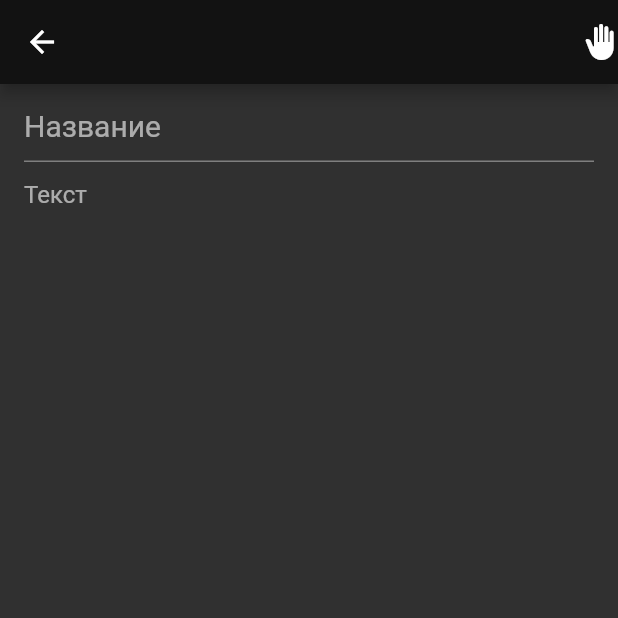
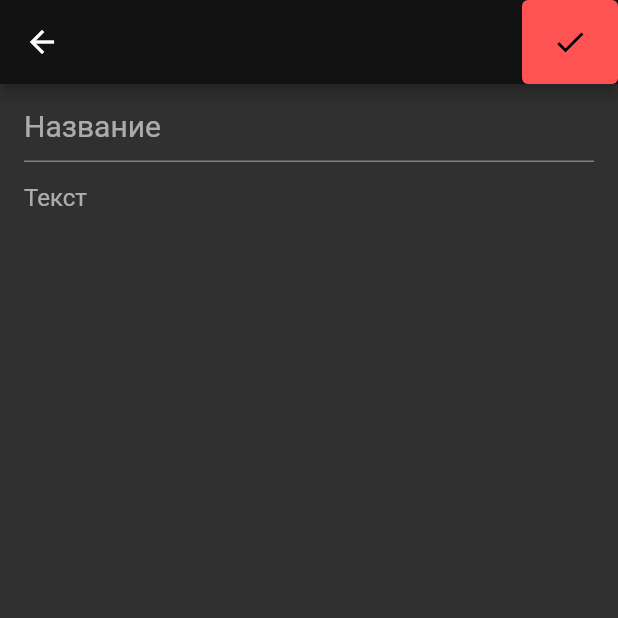
Before and after one commit to fear404-png/fastpad, a Flutter app: the screen it shows after launch, after a tap on the "add" icon, on a phone screen of 412 x 824 dp, the top half of it. Run offline on Flutter 3.47's test engine with Material 2 defaults, Android fonts, the phone set to English and light mode, and no system bars.

Commit message:
Верстка записи

```diff
--- a/lib/widgets/app/app.dart
+++ b/lib/widgets/app/app.dart
@@ -12,6 +12,7 @@ class App extends StatelessWidget {
       theme: ThemeData(
         colorScheme: const ColorScheme.dark().copyWith(
           secondary: Colors.redAccent,
+          primary: Colors.redAccent,
         ),
       ),
       routes: {
--- a/lib/widgets/notes/note/note.dart
+++ b/lib/widgets/notes/note/note.dart
@@ -8,17 +8,23 @@ class NoteWidget extends StatelessWidget {
   @override
   Widget build(BuildContext context) {
     return Scaffold(
-      appBar: AppBar(
-        actions: [Icon(Icons.back_hand)],
-      ),
+      appBar: AppBar(actions: [
+        ElevatedButton(
+          onPressed: () {},
+          child: Icon(Icons.check),
+        )
+      ]),
       body: ListTile(
         title: TextField(
           style: TextStyle(fontSize: 20),
-          decoration: InputDecoration(hintText: ("Название")),
+          decoration: InputDecoration(
+            hintText: ("Название"),
+          ),
         ),
         subtitle: TextField(
-          decoration: InputDecoration(hintText: ("Текст")),
-          maxLines: 99999999999,
+          decoration:
+              InputDecoration(hintText: ("Текст"), border: InputBorder.none),
+          maxLines: null,
         ),
       ),
     );
```
